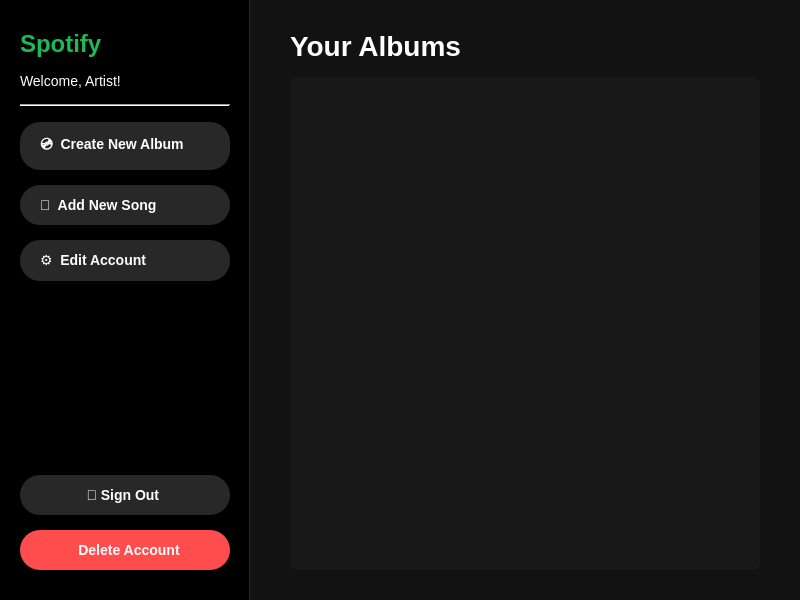
Above: artistwindow.ui from JackyJa/Spotify-Project before the change. Below: the same form after it.
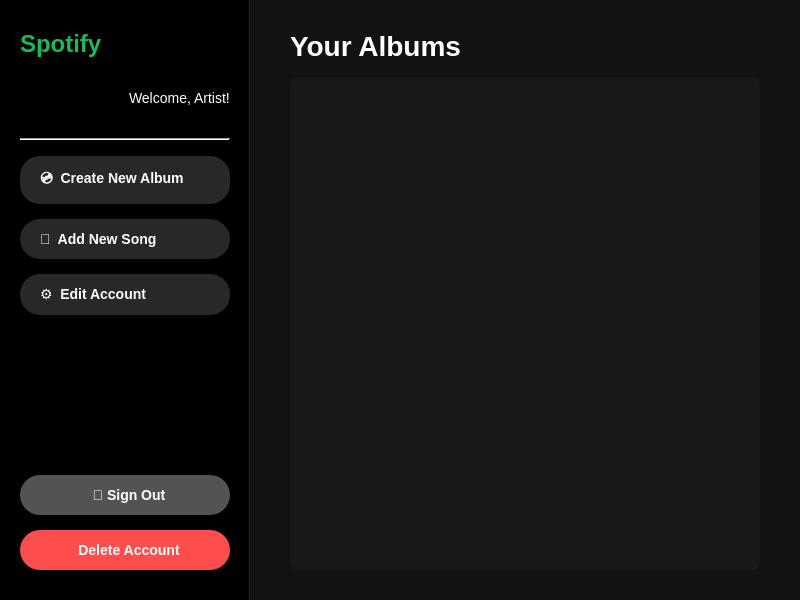
That is the form after the change.

Commit message: Feature: Add profile picture upload during registration and display in dashboard

Patch:
```diff
--- a/artistwindow.ui
+++ b/artistwindow.ui
@@ -38,6 +38,8 @@
     padding-left: 20px;
 }
 QPushButton:hover { background-color: #383838; color: #1DB954; }
+QPushButton#btnSignOut { background-color: #535353; color: #FFFFFF; text-align: center; }
+QPushButton#btnSignOut:hover { background-color: #1DB954; color: #000000; }
 QPushButton#btnDeleteAccount { background-color: #ff4c4c; color: white; text-align: center; }
 QPushButton#btnDeleteAccount:hover { background-color: #cc0000; }
 QWidget#sidebar { background-color: #000000; border-right: 1px solid #282828; }</string>
@@ -94,12 +96,29 @@
         </widget>
        </item>
        <item>
+        <layout class="QHBoxLayout" name="profileLayout">
+         <item>
+          <widget class="QLabel" name="profilePhotoLabel">
+           <property name="minimumSize">
+            <size>
+             <width>50</width>
+             <height>50</height>
+            </size>
+           </property>
+           <property name="text">
+            <string/>
+           </property>
+          </widget>
+         </item>
+         <item>
         <widget class="QLabel" name="welcomeLabel">
          <property name="text">
           <string>Welcome, Artist!</string>
          </property>
         </widget>
        </item>
+        </layout>
+       </item>
        <item>
         <widget class="Line" name="line">
          <property name="orientation">
@@ -144,7 +163,7 @@
        <item>
         <widget class="QPushButton" name="btnSignOut">
          <property name="text">
-          <string>            🚪 Sign Out</string>
+          <string>🚪 Sign Out</string>
          </property>
         </widget>
        </item>
```
Lines whose indentation alone changed are shown as unchanged. The commit also changes 9 other files.
